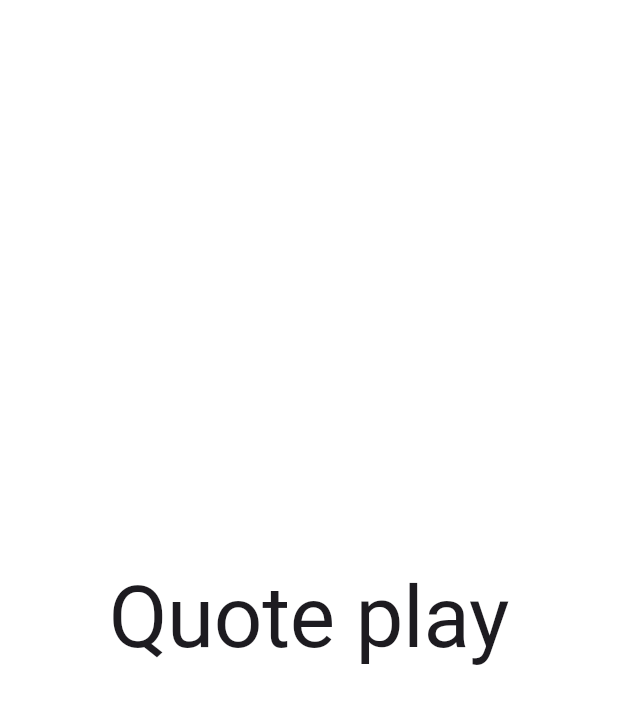
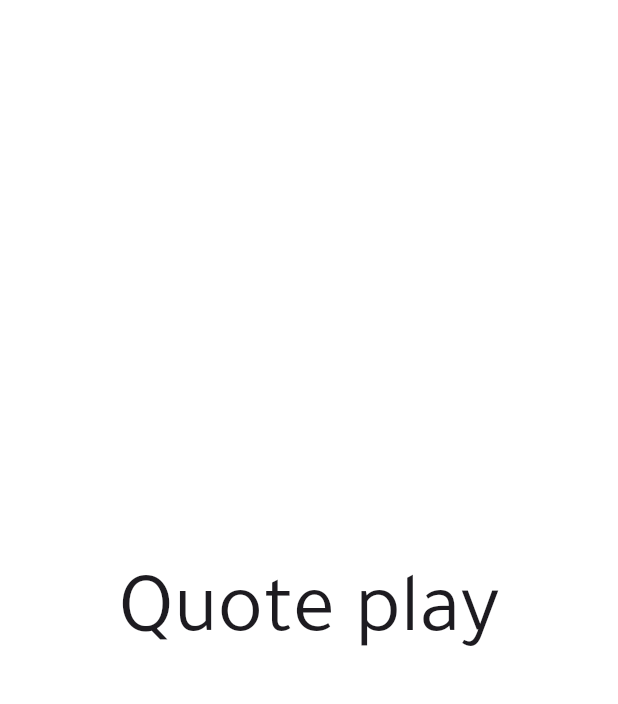
Before and after one commit to belalSoliman/quotes-with-clean-architecture, a Flutter app: the screen it shows after launch, on a phone screen of 412 x 824 dp. Shown: the top 704 px of the screen. Run offline on Flutter 3.47's test engine with Material 3 defaults, Android fonts, the phone set to English and light mode, and no system bars; our stand-ins replace bloc, equatable.

Commit message:
Add routing and theme configuration to the Quotes app
- Introduced a new image asset for the app's main screen.
- Configured the app to use a custom routing system with `AppRoutes` for navigation between the main quote screen and favorite quotes screen.
- Added a fallback route for handling unknown routes, displaying a "Page not found" message.
- Updated the app's theme to include a custom font family and adjusted the primary and hint colors.
- Implemented a basic navigation flow between the main quote screen and the favorite quotes screen using Navigator.
- Added a new feature for managing favorite quotes, including a new screen and a basic Cubit for state management.
- Removed debug banner from the app for a cleaner UI experience.

```diff
--- a/lib/app.dart
+++ b/lib/app.dart
@@ -1,5 +1,5 @@
+import 'package:clean/config/routes/app_routes.dart';
 import 'package:clean/config/thems/app_them.dart';
-
 import 'package:clean/core/utils/app_strings.dart';
 import 'package:clean/features/random_qoutes/presentation/screens/quote_screen.dart';
 import 'package:flutter/material.dart';
@@ -10,9 +10,11 @@ class QuotesApp extends StatelessWidget {
   @override
   Widget build(BuildContext context) {
     return MaterialApp(
+      debugShowCheckedModeBanner: false,
       title: AppStrings.appName,
       theme: appTheme(),
-      home: const QuoteScreen(),
+      onGenerateRoute: AppRoutes.onGeneratorRoute,
+      initialRoute: QuoteScreen.routeName,
     );
   }
 }
--- /dev/null
+++ b/lib/config/routes/app_routes.dart
@@ -0,0 +1,26 @@
+import 'package:clean/core/utils/app_strings.dart';
+import 'package:clean/features/fav_qoutes/presentation/screens/fav_qoutes.dart';
+import 'package:clean/features/random_qoutes/presentation/screens/quote_screen.dart';
+import 'package:flutter/material.dart';
+
+class AppRoutes {
+  static Route? onGeneratorRoute(RouteSettings routesettings) {
+    switch (routesettings.name) {
+      case QuoteScreen.routeName:
+        return MaterialPageRoute(builder: (_) => const QuoteScreen());
+      case FavQoutes.routeName:
+        return MaterialPageRoute(builder: (_) => const FavQoutes());
+      default:
+        return onUnknownRoute();
+    }
+  }
+
+  static Route? onUnknownRoute() {
+    return MaterialPageRoute(
+        builder: ((context) => const Scaffold(
+              body: Center(
+                child: Text(AppStrings.noRouteFound),
+              ),
+            )));
+  }
+}
--- a/lib/config/thems/app_them.dart
+++ b/lib/config/thems/app_them.dart
@@ -1,4 +1,5 @@
 import 'package:clean/core/utils/app_colors.dart';
+import 'package:clean/core/utils/app_strings.dart';
 import 'package:flutter/material.dart';
 
 ThemeData appTheme() {
@@ -6,5 +7,6 @@ ThemeData appTheme() {
     primaryColor: AppColors.primaryColor,
     hintColor: AppColors.hintColor,
     scaffoldBackgroundColor: Colors.white,
+    fontFamily: AppStrings.fontFamly,
   );
 }
--- a/lib/core/utils/app_strings.dart
+++ b/lib/core/utils/app_strings.dart
@@ -1,3 +1,5 @@
 class AppStrings {
   static const String appName = 'Quotes';
+  static const String fontFamly = "Tajawal";
+  static const String noRouteFound = "Page not found";
 }
--- a/lib/features/random_qoutes/presentation/screens/quote_screen.dart
+++ b/lib/features/random_qoutes/presentation/screens/quote_screen.dart
@@ -1,8 +1,9 @@
+import 'package:clean/features/fav_qoutes/presentation/screens/fav_qoutes.dart';
 import 'package:flutter/material.dart';
 
 class QuoteScreen extends StatefulWidget {
   const QuoteScreen({super.key});
-
+  static const routeName = 'quote_screen';
   @override
   State<QuoteScreen> createState() => _QuoteScreenState();
 }
@@ -11,9 +12,14 @@ class _QuoteScreenState extends State<QuoteScreen> {
   @override
   Widget build(BuildContext context) {
     return Scaffold(
-      body: Center(
-        child:
-            Text('Quote play', style: Theme.of(context).textTheme.displayLarge),
+      body: GestureDetector(
+        onTap: () {
+          Navigator.pushNamed(context, FavQoutes.routeName);
+        },
+        child: Center(
+          child: Text('Quote play',
+              style: Theme.of(context).textTheme.displayLarge),
+        ),
       ),
     );
   }
```
Also changed, not shown: lib/features/fav_qoutes/presentation/cubit/fav_qoutes_cubit.dart (added, +8 -0 lines), lib/features/fav_qoutes/presentation/cubit/fav_qoutes_state.dart (added, +10 -0 lines), lib/features/fav_qoutes/presentation/screens/fav_qoutes.dart (added, +22 -0 lines), assets/images/portrait-cute-woman-with-pair-heels-looking-camera.png (added), lib/core/utils/assets_manger.dart (added).
